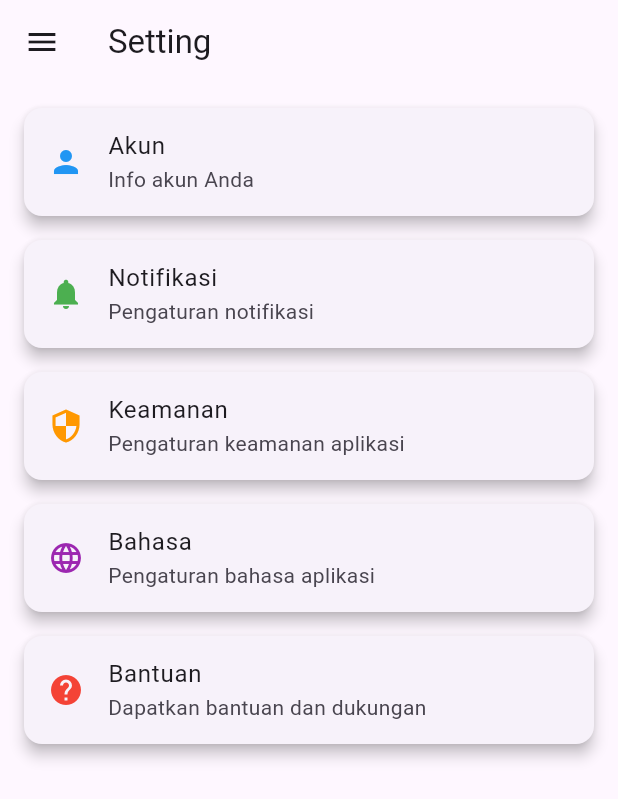
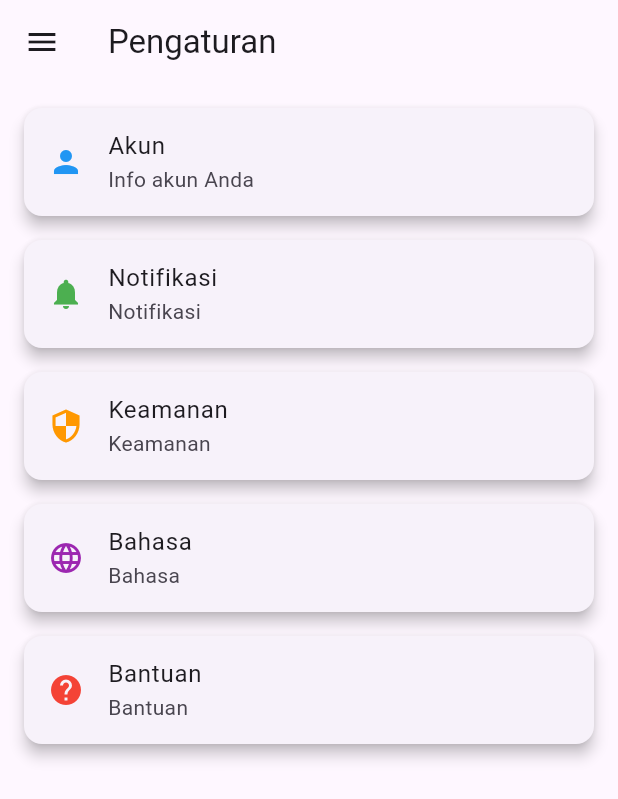
Before and after one commit to Asyrof12/crud_flutter, a Flutter app: the MySetting screen opened directly, on a phone screen of 412 x 824 dp. Shown: the top 799 px of the screen. Run offline on Flutter 3.47's test engine with Material 3 defaults, Android fonts, the phone set to English and light mode, and no system bars; our stand-ins replace flutter_dotenv, shared_preferences; accounts and stored records are empty.

Commit message:
feat : fungsi bahasa jelan, cuman di setting saja

```diff
--- a/lib/main.dart
+++ b/lib/main.dart
@@ -1,11 +1,18 @@
 import 'package:card/auth_screens/screens.dart';
 import 'package:flutter/material.dart';
 import 'package:flutter_dotenv/flutter_dotenv.dart';
+import 'package:provider/provider.dart'; // tambahkan provider
+import 'providers/AppLanguage.dart';
 
 Future<void> main() async {
   WidgetsFlutterBinding.ensureInitialized();
   await dotenv.load(fileName: ".env"); // Load file .env
-  runApp(const MyApp());
+  runApp(
+    ChangeNotifierProvider(
+      create: (_) => AppLanguage(),
+      child: const MyApp(),
+    ),
+  );
 }
 
 class MyApp extends StatelessWidget {
@@ -16,11 +23,14 @@ class MyApp extends StatelessWidget {
     final apiUrl = dotenv.env['API_URL'] ?? '';
     print("✅ API_URL dari .env: $apiUrl");
 
+    final appLang = Provider.of<AppLanguage>(context); // ambil bahasa
+
     return MaterialApp(
       debugShowCheckedModeBanner: false,
       title: 'Daftar Kontak',
       theme: ThemeData(primarySwatch: Colors.blue),
-      home: const LoginApp()
+      home: const LoginApp(),
+      locale: Locale(appLang.currentLang), // bahasa ikut pilihan user
     );
   }
 }
--- /dev/null
+++ b/lib/providers/AppLanguage.dart
@@ -0,0 +1,30 @@
+import 'package:flutter/material.dart';
+import 'package:shared_preferences/shared_preferences.dart';
+import '../utils/lang.dart';
+
+class AppLanguage extends ChangeNotifier {
+  String _currentLang = 'id'; // default Bahasa Indonesia
+
+  String get currentLang => _currentLang;
+
+  AppLanguage() {
+    _loadLang();
+  }
+
+  Future<void> _loadLang() async {
+    final prefs = await SharedPreferences.getInstance();
+    _currentLang = prefs.getString('lang') ?? 'id';
+    notifyListeners();
+  }
+
+  Future<void> changeLang(String langCode) async {
+    _currentLang = langCode;
+    final prefs = await SharedPreferences.getInstance();
+    await prefs.setString('lang', langCode);
+    notifyListeners();
+  }
+
+  String getText(String key) {
+    return Lang.texts[_currentLang]?[key] ?? key;
+  }
+}
--- a/lib/settings/setting_page.dart
+++ b/lib/settings/setting_page.dart
@@ -1,7 +1,9 @@
 import 'package:flutter/material.dart';
 import 'package:shared_preferences/shared_preferences.dart';
-import 'package:card/settings/hamburger.dart';
-import 'package:card/menu_setting/keamanan.dart';
+import 'package:provider/provider.dart';
+import '../providers/AppLanguage.dart';
+import '../menu_setting/keamanan.dart';
+import 'hamburger.dart';
 
 class MySetting extends StatefulWidget {
   const MySetting({super.key});
@@ -30,10 +32,12 @@ class _MySettingState extends State<MySetting> {
 
   @override
   Widget build(BuildContext context) {
+    final appLang = Provider.of<AppLanguage>(context);
+
     return Scaffold(
       appBar: AppBar(
         leading: const CustomHamburger(),
-        title: const Text("Setting"),
+        title: Text(appLang.getText('setting')),
       ),
       body: ListView(
         padding: const EdgeInsets.all(16),
@@ -44,14 +48,14 @@ class _MySettingState extends State<MySetting> {
             margin: const EdgeInsets.only(bottom: 16),
             child: ListTile(
               leading: const Icon(Icons.person, color: Colors.blue),
-              title: const Text('Akun'),
-              subtitle: const Text('Info akun Anda'),
+              title: Text(appLang.getText('account')),
+              subtitle: Text(appLang.getText('account_info')),
               onTap: () {
                 showDialog(
                   context: context,
                   builder: (context) {
                     return AlertDialog(
-                      title: const Text('Info Akun'),
+                      title: Text(appLang.getText('account')),
                       content: Column(
                         mainAxisSize: MainAxisSize.min,
                         crossAxisAlignment: CrossAxisAlignment.start,
@@ -64,7 +68,7 @@ class _MySettingState extends State<MySetting> {
                       actions: [
                         TextButton(
                           onPressed: () => Navigator.pop(context),
-                          child: const Text('Tutup'),
+                          child: Text(appLang.getText('cancel')),
                         ),
                       ],
                     );
@@ -78,10 +82,10 @@ class _MySettingState extends State<MySetting> {
           Card(
             elevation: 4,
             margin: const EdgeInsets.only(bottom: 16),
-            child: const ListTile(
-              leading: Icon(Icons.notifications, color: Colors.green),
-              title: Text('Notifikasi'),
-              subtitle: Text('Pengaturan notifikasi'),
+            child: ListTile(
+              leading: const Icon(Icons.notifications, color: Colors.green),
+              title: Text(appLang.getText('notification')),
+              subtitle: Text(appLang.getText('notification')),
             ),
           ),
 
@@ -91,8 +95,8 @@ class _MySettingState extends State<MySetting> {
             margin: const EdgeInsets.only(bottom: 16),
             child: ListTile(
               leading: const Icon(Icons.security, color: Colors.orange),
-              title: const Text('Keamanan'),
-              subtitle: const Text('Pengaturan keamanan aplikasi'),
+              title: Text(appLang.getText('security')),
+              subtitle: Text(appLang.getText('security')),
               onTap: () {
                 Navigator.push(
                   context,
@@ -108,23 +112,24 @@ class _MySettingState extends State<MySetting> {
             margin: const EdgeInsets.only(bottom: 16),
             child: ListTile(
               leading: const Icon(Icons.language, color: Colors.purple),
-              title: const Text('Bahasa'),
-              subtitle: const Text('Pengaturan bahasa aplikasi'),
+              title: Text(appLang.getText('language')),
+              subtitle: Text(appLang.getText('language')),
               onTap: () {
                 showDialog(
                   context: context,
                   builder: (context) {
-                    String selectedLanguage = 'English';
+                    String selectedLanguage = appLang.currentLang;
+
                     return StatefulBuilder(
                       builder: (context, setState) {
                         return AlertDialog(
-                          title: const Text('Pilih Bahasa'),
+                          title: Text(appLang.getText('choose_language')),
                           content: Column(
                             mainAxisSize: MainAxisSize.min,
                             children: [
                               RadioListTile(
                                 title: const Text('Indonesia'),
-                                value: 'Indonesia',
+                                value: 'id',
                                 groupValue: selectedLanguage,
                                 onChanged: (value) {
                                   setState(() {
@@ -134,7 +139,7 @@ class _MySettingState extends State<MySetting> {
                               ),
                               RadioListTile(
                                 title: const Text('English'),
-                                value: 'English',
+                                value: 'en',
                                 groupValue: selectedLanguage,
                                 onChanged: (value) {
                                   setState(() {
@@ -147,22 +152,20 @@ class _MySettingState extends State<MySetting> {
                           actions: [
                             TextButton(
                               onPressed: () => Navigator.pop(context),
-                              child: const Text('Batal'),
+                              child: Text(appLang.getText('cancel')),
                             ),
                             ElevatedButton(
-                              onPressed: () {
+                              onPressed: () async {
+                                await appLang.changeLang(selectedLanguage);
                                 Navigator.pop(context);
                                 ScaffoldMessenger.of(context).showSnackBar(
                                   SnackBar(
                                     content: Text(
-                                      selectedLanguage == 'English'
-                                          ? 'Language changed to English'
-                                          : 'Bahasa diubah ke Indonesia',
-                                    ),
+                                        appLang.getText('language_changed')),
                                   ),
                                 );
                               },
-                              child: const Text('Simpan'),
+                              child: Text(appLang.getText('save')),
                             ),
                           ],
                         );
@@ -178,10 +181,10 @@ class _MySettingState extends State<MySetting> {
           Card(
             elevation: 4,
             margin: const EdgeInsets.only(bottom: 16),
-            child: const ListTile(
-              leading: Icon(Icons.help, color: Colors.red),
-              title: Text('Bantuan'),
-              subtitle: Text('Dapatkan bantuan dan dukungan'),
+            child: ListTile(
+              leading: const Icon(Icons.help, color: Colors.red),
+              title: Text(appLang.getText('help')),
+              subtitle: Text(appLang.getText('help')),
             ),
           ),
         ],
--- /dev/null
+++ b/lib/utils/lang.dart
@@ -0,0 +1,140 @@
+class Lang {
+  static Map<String, Map<String, String>> texts = {
+    'en': {
+      // General
+      'choose_language': 'Choose Language',
+      'cancel': 'Cancel',
+      'save': 'Save',
+      'language_changed': 'Language changed',
+      'ok': 'OK',
+      'close': 'Close',
+
+      // Setting Page
+      'setting': 'Settings',
+      'account': 'Account',
+      'account_info': 'Your account info',
+      'notification': 'Notifications',
+      'notification_info': 'Manage app notifications',
+      'security': 'Security',
+      'security_info': 'App security settings',
+      'language': 'Language',
+      'help': 'Help',
+      'help_info': 'Get help and support',
+
+      // Account Info
+      'username': 'Username',
+      'phone': 'Phone',
+
+      // About Page
+      'about': 'About',
+      'about_app': 'This app is created for contact management',
+      'version': 'Version',
+      'developer': 'Developer',
+
+      // Keamanan Page
+      'change_password': 'Change Password',
+      'old_password': 'Old Password',
+      'new_password': 'New Password',
+      'confirm_password': 'Confirm Password',
+      'save_password': 'Save Password',
+      'password_updated': 'Password updated successfully',
+
+      // Hamburger Menu
+      'menu_home': 'Home',
+      'menu_about': 'About',
+      'menu_settings': 'Settings',
+      'menu_logout': 'Logout',
+
+      'welcome': 'Welcome',
+      'contact_list': 'Contact List',
+      'created_at': 'Created',
+      'add_contact': 'Add Contact',
+      'edit_contact': 'Edit Contact',
+      'name': 'Name',
+      'phone': 'Phone Number',
+      'name_phone_required': 'Name & phone are required',
+      'add_success': 'Contact added',
+      'add_failed': 'Failed to add contact',
+      'edit_success': 'Contact updated',
+      'edit_failed': 'Failed to update contact',
+      'delete': 'Delete',
+      'delete_success': 'Contact deleted',
+      'delete_failed': 'Failed to delete contact',
+      'confirm_delete_title': 'Delete Confirmation',
+      'confirm_delete_message': 'Delete contact "{name}"?',
+      'load_failed': 'Failed to load data',
+      'data_format_invalid': 'Data format is not a list',
+      'error': 'Error',
+      'no_name': 'No name',
+      'no_phone': 'No phone',
+    },
+    'id': {
+      // General
+      'choose_language': 'Pilih Bahasa',
+      'cancel': 'Batal',
+      'save': 'Simpan',
+      'language_changed': 'Bahasa diubah',
+      'ok': 'Oke',
+      'close': 'Tutup',
+
+      'welcome': 'Selamat datang',
+      'contact_list': 'Daftar Kontak',
+      'created_at': 'Dibuat',
+      'add_contact': 'Tambah Kontak',
+      'edit_contact': 'Edit Kontak',
+      'name': 'Nama',
+      'phone': 'Nomor Telepon',
+      'name_phone_required': 'Nama & nomor harus diisi',
+      'add_success': 'Berhasil tambah kontak',
+      'add_failed': 'Gagal tambah kontak',
+      'edit_success': 'Berhasil ubah kontak',
+      'edit_failed': 'Gagal ubah kontak',
+      'delete': 'Hapus',
+      'delete_success': 'Data berhasil dihapus',
+      'delete_failed': 'Gagal menghapus data',
+      'confirm_delete_title': 'Konfirmasi Hapus',
+      'confirm_delete_message': 'Hapus kontak "{name}"?',
+      'load_failed': 'Gagal memuat data',
+      'data_format_invalid': 'Data tidak dalam format list',
+      'error': 'Error',
+      'no_name': 'Tanpa Nama',
+      'no_phone': 'Tidak ada nomor',
+
+      // Setting Page
+      'setting': 'Pengaturan',
+      'account': 'Akun',
+      'account_info': 'Info akun Anda',
+      'notification': 'Notifikasi',
+      'notification_info': 'Atur notifikasi aplikasi',
+      'security': 'Keamanan',
+      'security_info': 'Pengaturan keamanan aplikasi',
+      'language': 'Bahasa',
+      'help': 'Bantuan',
+      'help_info': 'Dapatkan bantuan dan dukungan',
+
+      // Account Info
+      'username': 'Nama Pengguna',
+      'phone': 'Nomor HP',
+
+      // About Page
+      'about': 'Tentang',
+      'about_app': 'Aplikasi ini dibuat untuk manajemen kontak',
+      'version': 'Versi',
+      'developer': 'Pengembang',
+
+      // Keamanan Page
+      'change_password': 'Ubah Kata Sandi',
+      'old_password': 'Kata Sandi Lama',
+      'new_password': 'Kata Sandi Baru',
+      'confirm_password': 'Konfirmasi Kata Sandi',
+      'save_password': 'Simpan Kata Sandi',
+      'password_updated': 'Kata sandi berhasil diperbarui',
+
+      // Hamburger Menu
+      'menu_home': 'Beranda',
+      'menu_about': 'Tentang',
+      'menu_settings': 'Pengaturan',
+      'menu_logout': 'Keluar',
+    },
+  };
+}
--- a/pubspec.yaml
+++ b/pubspec.yaml
@@ -47,6 +47,7 @@ dependencies:
   # rules and activating additional ones.
   flutter_lints: ^4.0.0
   intl: ^0.20.2
+  provider: ^6.1.5+1
 
 # For information on the generic Dart part of this file, see the
 # following page: https://dart.dev/tools/pub/pubspec
```
Also changed, not shown: pubspec.lock.
